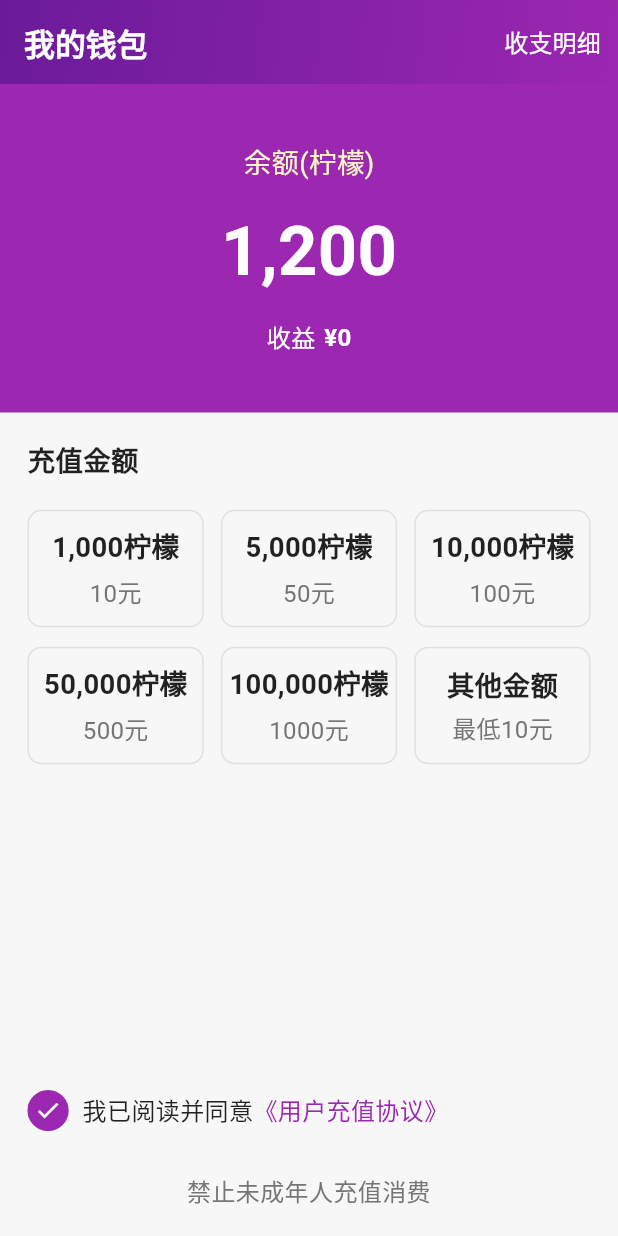
After one commit to operatium/baixinglive, a Flutter app: the Baixing_WalletRechargeScene screen opened by its route, on a phone screen of 412 x 824 dp. The commit adds this screen. Run offline on Flutter 3.47's test engine with Material 3 defaults, Android fonts, the light colour scheme and no system bars; our stand-ins replace cached_network_image, custom_refresh_indicator, easy_refresh, flutter_screenutil, fluttertoast, go_router and 6 more; missing offline and left inert: flutter_debouncer, flutter_vibrate, window_size; accounts and stored records are empty; Roboto replaces fonts that are missing (PingFang SC).

Commit message:
我的钱包

```diff
--- a/lib/api/baixing_api_background.dart
+++ b/lib/api/baixing_api_background.dart
@@ -86,7 +86,10 @@ class Baixing_BackGround {
   }
 
   //矩形 实体 垂直方向2色渐变
-  static BoxDecoration baixing_getRectangularGradient() {
+  static BoxDecoration baixing_getRectangularGradient({
+    required Color startColor,
+    required Color endColor,
+}) {
     return BoxDecoration(
       gradient: LinearGradient(
         colors: [
--- a/lib/api/baixing_api_router.dart
+++ b/lib/api/baixing_api_router.dart
@@ -14,6 +14,7 @@ import '../scene/baixing_setting_scene.dart';
 import '../scene/baixing_splash_scene.dart';
 import '../scene/baixing_teenager_content_scene.dart';
 import '../scene/baixing_video_player_scene.dart';
+import '../scene/baixing_wallet_recharge_scene.dart';
 import '../scene/baixing_web_scene.dart';
 import 'baixing_api.dart';
 import 'baixing_api_thirdapi.dart';
@@ -101,6 +102,12 @@ GoRouter baixing_createGoRouter() {
         },
       ),
       GoRoute(
+        path: "/walletRecharge",
+        builder: (context, state) {
+          return Baixing_WalletRechargeScene();
+        },
+      ),
+      GoRoute(
         path: "/nickNameEdit",
         builder: (context, state) {
           return Baixing_NickNameEditScene();
--- a/lib/fragment/baixing_me_fragment.dart
+++ b/lib/fragment/baixing_me_fragment.dart
@@ -251,7 +251,7 @@ class _Baixing_MeFragmentState extends State<Baixing_MeFragment> {
         GoRouter.of(context).push("/playerPrivilege");
       }
       if (event == "充值") {
-        Baixing_Toast.show("充值");
+        GoRouter.of(context).push("/walletRecharge");
       }
       if (event == "装扮") {
         Baixing_Toast.show("装扮");
--- /dev/null
+++ b/lib/scene/baixing_wallet_recharge_scene.dart
@@ -0,0 +1,269 @@
+import 'package:flutter/material.dart';
+import '../api/baixing_api.dart';
+import '../api/baixing_api_flutter.dart';
+
+/**
+* @author yuyuexing
+* @date: 2025.05.11
+* @description: 钱包充值页面
+*/
+class Baixing_WalletRechargeScene extends StatefulWidget {
+  const Baixing_WalletRechargeScene({super.key});
+
+  @override
+  State<StatefulWidget> createState() => _Baixing_WalletRechargeSceneState();
+}
+
+class _Baixing_WalletRechargeSceneState extends State<Baixing_WalletRechargeScene> {
+  final _baixing_debouncer = Debouncer();
+  bool _mBaixing_agreementChecked = true;
+
+  @override
+  Widget build(BuildContext context) {
+    return Scaffold(
+      appBar: AppBar(
+        foregroundColor: Colors.white,
+        backgroundColor: Colors.transparent,
+        elevation: 0,
+        flexibleSpace: Container(
+          decoration: BoxDecoration(
+            gradient: LinearGradient(
+              begin: Alignment.topLeft,
+              end: Alignment.bottomRight,
+              colors: [
+                Colors.purple.shade800,
+                Colors.purple.shade500,
+              ],
+            ),
+          ),
+        ),
+        title: const Text('我的钱包'),
+        actions: [
+          TextButton(
+            onPressed: _baixing_onViewTransactionHistory,
+            child: const Text(
+              '收支明细',
+              style: TextStyle(color: Colors.white),
+            ),
+          ),
+        ],
+      ),
+      body: Column(
+        children: [
+          _baixing_buildBalanceSection(),
+          _baixing_buildRechargeOptionsSection(),
+          const Spacer(),
+          _baixing_buildAgreementSection(),
+          _baixing_buildWarningText(),
+        ],
+      ),
+    );
+  }
+
+  // 余额显示区域
+  Widget _baixing_buildBalanceSection() {
+    return Container(
+      width: double.infinity,
+      color: Colors.purple,
+      padding: EdgeInsets.symmetric(vertical: 30.h),
+      child: Column(
+        children: [
+          Text(
+            '余额(柠檬)',
+            style: TextStyle(
+              color: Colors.yellow[100],
+              fontSize: 16.sp,
+            ),
+          ),
+          SizedBox(height: 10.h),
+          Text(
+            '1,200',
+            style: TextStyle(
+              color: Colors.white,
+              fontSize: 40.sp,
+              fontWeight: FontWeight.bold,
+            ),
+          ),
+          SizedBox(height: 10.h),
+          Row(
+            mainAxisAlignment: MainAxisAlignment.center,
+            children: [
+              Text(
+                '收益',
+                style: TextStyle(
+                  color: Colors.white,
+                  fontSize: 14.sp,
+                ),
+              ),
+              SizedBox(width: 5.w),
+              Text(
+                '¥0',
+                style: TextStyle(
+                  color: Colors.white,
+                  fontSize: 14.sp,
+                  fontWeight: FontWeight.bold,
+                ),
+              ),
+            ],
+          ),
+        ],
+      ),
+    );
+  }
+
+  // 充值选项区域
+  Widget _baixing_buildRechargeOptionsSection() {
+    return Padding(
+      padding: EdgeInsets.all(16.w),
+      child: Column(
+        crossAxisAlignment: CrossAxisAlignment.start,
+        children: [
+          Text(
+            '充值金额',
+            style: TextStyle(
+              fontSize: 16.sp,
+              fontWeight: FontWeight.bold,
+            ),
+          ),
+          SizedBox(height: 16.h),
+          GridView.count(
+            shrinkWrap: true,
+            physics: const NeverScrollableScrollPhysics(),
+            crossAxisCount: 3,
+            childAspectRatio: 1.5,
+            mainAxisSpacing: 10.h,
+            crossAxisSpacing: 10.w,
+            children: [
+              _baixing_buildRechargeOption('1,000柠檬', '10元'),
+              _baixing_buildRechargeOption('5,000柠檬', '50元'),
+              _baixing_buildRechargeOption('10,000柠檬', '100元'),
+              _baixing_buildRechargeOption('50,000柠檬', '500元'),
+              _baixing_buildRechargeOption('100,000柠檬', '1000元'),
+              _baixing_buildRechargeOption('其他金额', '最低10元'),
+            ],
+          ),
+        ],
+      ),
+    );
+  }
+
+  // 单个充值选项
+  Widget _baixing_buildRechargeOption(String lemonAmount, String price) {
+    return GestureDetector(
+      onTap: () => _baixing_onRechargeOptionSelected(lemonAmount, price),
+      child: Container(
+        decoration: BoxDecoration(
+          border: Border.all(color: Colors.grey[300]!),
+          borderRadius: BorderRadius.circular(8.w),
+        ),
+        child: Column(
+          mainAxisAlignment: MainAxisAlignment.center,
+          children: [
+            Text(
+              lemonAmount,
+              style: TextStyle(
+                fontSize: 16.sp,
+                fontWeight: FontWeight.bold,
+              ),
+            ),
+            SizedBox(height: 4.h),
+            Text(
+              price,
+              style: TextStyle(
+                fontSize: 14.sp,
+                color: Colors.grey[600],
+              ),
+            ),
+          ],
+        ),
+      ),
+    );
+  }
+
+  // 协议同意区域
+  Widget _baixing_buildAgreementSection() {
+    return Padding(
+      padding: EdgeInsets.symmetric(horizontal: 16.w, vertical: 8.h),
+      child: Row(
+        children: [
+          GestureDetector(
+            onTap: _baixing_toggleAgreement,
+            child: Container(
+              width: 24.w,
+              height: 24.w,
+              decoration: BoxDecoration(
+                shape: BoxShape.circle,
+                color: _mBaixing_agreementChecked ? Colors.purple : Colors.transparent,
+                border: Border.all(
+                  color: _mBaixing_agreementChecked ? Colors.purple : Colors.grey,
+                ),
+              ),
+              child: _mBaixing_agreementChecked
+                  ? Icon(Icons.check, color: Colors.white, size: 16.w)
+                  : null,
+            ),
+          ),
+          SizedBox(width: 8.w),
+          Text(
+            '我已阅读并同意',
+            style: TextStyle(fontSize: 14.sp),
+          ),
+          GestureDetector(
+            onTap: _baixing_showAgreement,
+            child: Text(
+              '《用户充值协议》',
+              style: TextStyle(
+                fontSize: 14.sp,
+                color: Colors.purple,
+              ),
+            ),
+          ),
+        ],
+      ),
+    );
+  }
+
+  // 警告文本
+  Widget _baixing_buildWarningText() {
+    return Padding(
+      padding: EdgeInsets.all(16.w),
+      child: Text(
+        '禁止未成年人充值消费',
+        style: TextStyle(
+          fontSize: 14.sp,
+          color: Colors.grey[600],
+        ),
+        textAlign: TextAlign.center,
+      ),
+    );
+  }
+
+  // 查看交易历史
+  void _baixing_onViewTransactionHistory() {
+    Baixing_Toast.show('查看收支明细');
+  }
+
+  // 选择充值选项
+  void _baixing_onRechargeOptionSelected(String lemonAmount, String price) {
+    if (!_mBaixing_agreementChecked) {
+      Baixing_Toast.show('请先同意用户充值协议');
+      return;
+    }
+
+    Baixing_Toast.show('选择了$lemonAmount，价格$price');
+    // 这里可以添加实际的充值逻辑
+  }
+
+  // 切换协议同意状态
+  void _baixing_toggleAgreement() {
+    setState(() {
+      _mBaixing_agreementChecked = !_mBaixing_agreementChecked;
+    });
+  }
+
+  // 显示协议内容
+  void _baixing_showAgreement() {
+    Baixing_Toast.show('查看用户充值协议');
+    // 这里可以添加显示协议的逻辑
+  }
+}
--- a/lib/widget/baixing_tag_card_widget.dart
+++ b/lib/widget/baixing_tag_card_widget.dart
@@ -34,7 +34,10 @@ class Baixing_TagCardWidget extends StatelessWidget {
           children: [
             Container(
               padding: EdgeInsets.symmetric(horizontal: 10.w, vertical: 10.w),
-              decoration: Baixing_BackGround.baixing_getRectangularGradient(),
+              decoration: Baixing_BackGround.baixing_getRectangularGradient(
+                startColor:  Color(0xFF41403C),
+                endColor: Color(0xFF232323),
+              ),
               child: Row(
                 children: [
                   mbaixing_is_lock
```
Also changed, not shown: changelog.txt, 1 other file.
